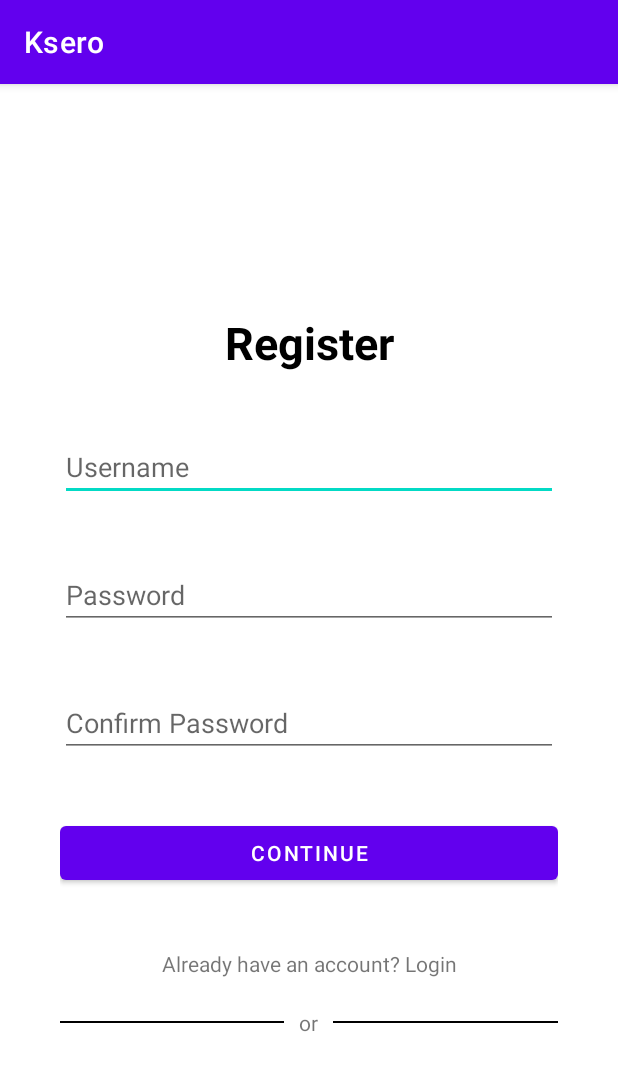
After one commit to AgileTech-WV61/Mobile-app, an Android app: the RegisterActivity screen opened directly, with no data from a screen before it, on a phone screen of 412 x 824 dp. The commit adds this screen. Shown: the top 1071 px of the screen. Run offline under Robolectric (Android 15) with nearby library versions, the phone set to English and light mode, and no system bars.

Commit message:
Add: RegisterActivity

```diff
--- a/app/src/main/AndroidManifest.xml
+++ b/app/src/main/AndroidManifest.xml
@@ -14,6 +14,9 @@
         android:theme="@style/Theme.Ksero"
         tools:targetApi="31">
         <activity
+            android:name=".RegisterActivity"
+            android:exported="false" />
+        <activity
             android:name=".MainActivity"
             android:exported="true">
             <intent-filter>
--- a/app/src/main/java/com/example/ksero/MainActivity.kt
+++ b/app/src/main/java/com/example/ksero/MainActivity.kt
@@ -1,11 +1,20 @@
 package com.example.ksero
 
+import android.content.Intent
 import androidx.appcompat.app.AppCompatActivity
 import android.os.Bundle
+import android.widget.Button
 
 class MainActivity : AppCompatActivity() {
+
     override fun onCreate(savedInstanceState: Bundle?) {
         super.onCreate(savedInstanceState)
         setContentView(R.layout.activity_main)
+
+        val btnToRegister: Button = findViewById(R.id.toRegisterButton)
+        btnToRegister.setOnClickListener {
+            val intent = Intent(this, RegisterActivity::class.java)
+            startActivity(intent)
+        }
     }
 }
--- /dev/null
+++ b/app/src/main/java/com/example/ksero/RegisterActivity.kt
@@ -0,0 +1,11 @@
+package com.example.ksero
+
+import androidx.appcompat.app.AppCompatActivity
+import android.os.Bundle
+
+class RegisterActivity : AppCompatActivity() {
+    override fun onCreate(savedInstanceState: Bundle?) {
+        super.onCreate(savedInstanceState)
+        setContentView(R.layout.activity_register_view)
+    }
+}
--- a/app/src/main/res/layout/activity_main.xml
+++ b/app/src/main/res/layout/activity_main.xml
@@ -14,5 +14,14 @@
         app:layout_constraintEnd_toEndOf="parent"
         app:layout_constraintStart_toStartOf="parent"
         app:layout_constraintTop_toTopOf="parent" />
+    <Button
+        android:id="@+id/toRegisterButton"
+        android:layout_width="wrap_content"
+        android:layout_height="wrap_content"
+        android:text="To Register"
+        app:layout_constraintBottom_toBottomOf="parent"
+        app:layout_constraintEnd_toEndOf="parent"
+        app:layout_constraintStart_toStartOf="parent"
+        app:layout_constraintTop_toTopOf="parent" />
 
 </androidx.constraintlayout.widget.ConstraintLayout>
--- /dev/null
+++ b/app/src/main/res/layout/activity_register_view.xml
@@ -0,0 +1,89 @@
+<?xml version="1.0" encoding="utf-8"?>
+<LinearLayout
+    xmlns:android="http://schemas.android.com/apk/res/android"
+    android:orientation="vertical"
+    xmlns:app="http://schemas.android.com/apk/res-auto"
+    xmlns:tools="http://schemas.android.com/tools"
+    android:layout_width="match_parent"
+    android:layout_height="match_parent"
+    tools:context=".RegisterActivity"
+    android:gravity="center"
+    android:padding="40dp">
+    >
+    <!-- back icon and title text -->
+
+    <TextView
+        android:layout_width="match_parent"
+        android:layout_height="wrap_content"
+        android:text="Register"
+        android:textSize="30sp"
+        android:gravity="center"
+        android:layout_marginTop="20dp"
+        android:layout_marginBottom="20dp"
+        android:textStyle="bold"
+        android:textColor="@color/black"/>
+    <EditText
+        android:id="@+id/username"
+        android:layout_width="match_parent"
+        android:layout_height="wrap_content"
+        android:hint="Username"
+        android:layout_marginTop="20dp"
+        android:layout_marginBottom="20dp"/>
+    <EditText
+        android:id="@+id/password"
+        android:layout_width="match_parent"
+        android:layout_height="wrap_content"
+        android:hint="Password"
+        android:layout_marginTop="20dp"
+        android:layout_marginBottom="20dp"/>
+    <EditText
+        android:id="@+id/confirmPassword"
+        android:layout_width="match_parent"
+        android:layout_height="wrap_content"
+        android:hint="Confirm Password"
+        android:layout_marginTop="20dp"
+        android:layout_marginBottom="20dp"/>
+    <Button
+        android:id="@+id/registerButton"
+        android:layout_width="match_parent"
+        android:layout_height="wrap_content"
+        android:text="Continue"
+        android:layout_marginTop="20dp"
+        android:layout_marginBottom="20dp"/>
+    <TextView
+        android:id="@+id/loginLink"
+        android:layout_width="match_parent"
+        android:layout_height="wrap_content"
+        android:text="Already have an account? Login"
+        android:gravity="center"
+        android:layout_marginTop="20dp"
+        android:layout_marginBottom="20dp"/>
+    <!-- group horizontal -->
+    <LinearLayout
+        android:layout_width="match_parent"
+        android:layout_height="wrap_content"
+        android:orientation="horizontal">
+        <!-- line with half width -->
+        <View
+            android:layout_width="0dp"
+            android:layout_height="1dp"
+            android:layout_weight="1"
+            android:background="#000000"
+            android:layout_gravity="center"/>
+        <!-- text in the middle -->
+        <TextView
+            android:layout_width="wrap_content"
+            android:layout_height="wrap_content"
+            android:text="or"
+            android:layout_marginLeft="10dp"
+            android:layout_marginRight="10dp"/>
+        <!-- line with half width -->
+        <View
+            android:layout_width="0dp"
+            android:layout_height="1dp"
+            android:layout_weight="1"
+            android:background="#000000"
+            android:layout_gravity="center"/>
+    </LinearLayout>
+
+</LinearLayout>
```
